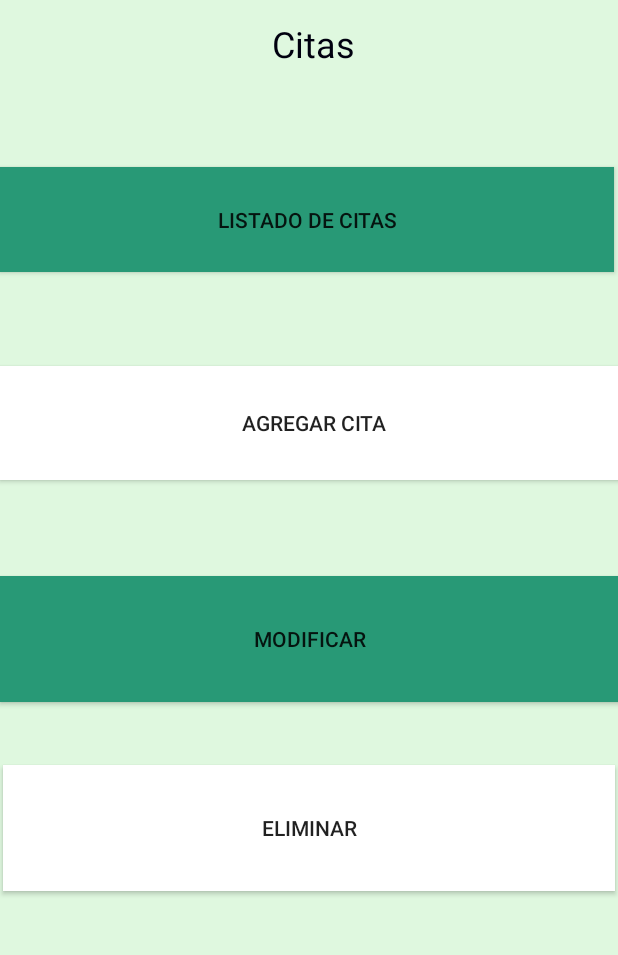
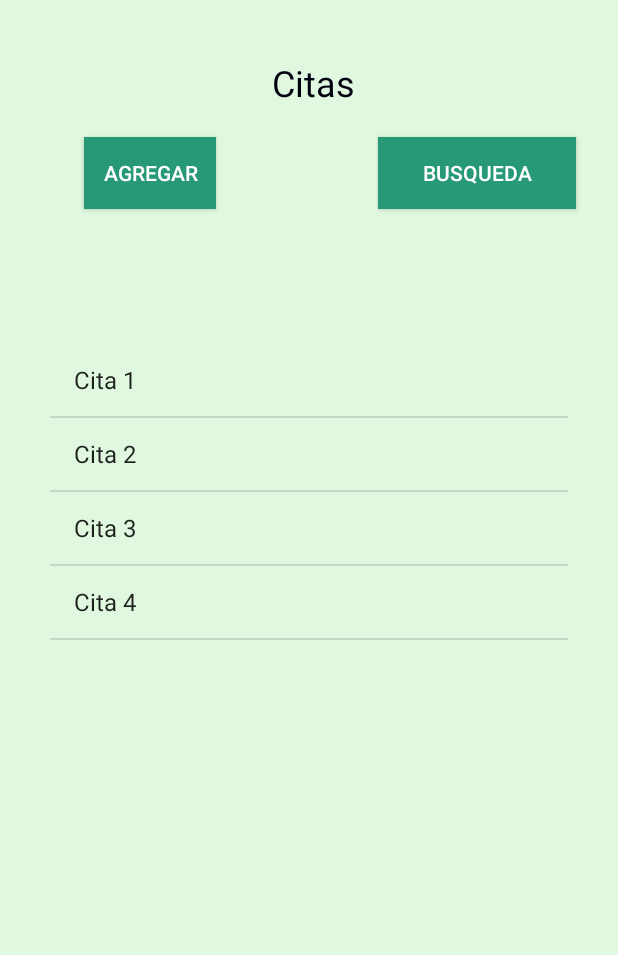
Before and after one commit to Samlmld/BYRN, an Android app: the fragment CitasFragment placed in its activity, on a phone screen of 412 x 824 dp, the part 84-1039 px from its top. Run offline under Robolectric (Android 15) with nearby library versions, the phone set to English and light mode, and no system bars; our stand-ins replace navigation-ui.

Commit message:
Cambios citas

```diff
--- a/app/src/main/java/com/example/byrn/CitasFragment.java
+++ b/app/src/main/java/com/example/byrn/CitasFragment.java
@@ -9,6 +9,12 @@ import androidx.fragment.app.Fragment;
 import android.view.LayoutInflater;
 import android.view.View;
 import android.view.ViewGroup;
+import android.widget.AdapterView;
+import android.widget.ArrayAdapter;
+import android.widget.Button;
+import android.widget.ListView;
+
+import java.util.ArrayList;
 
 
 /**
@@ -24,6 +30,8 @@ public class CitasFragment extends Fragment {
     // the fragment initialization parameters, e.g. ARG_ITEM_NUMBER
     private static final String ARG_PARAM1 = "param1";
     private static final String ARG_PARAM2 = "param2";
+
+    Button btnAgregarCita,btnBusquedaCita;
 
     // TODO: Rename and change types of parameters
     private String mParam1;
@@ -67,6 +75,25 @@ public class CitasFragment extends Fragment {
                              Bundle savedInstanceState) {
         // Inflate the layout for this fragment
         View vista = inflater.inflate(R.layout.fragment_citas, container, false);
+
+        // Botones
+        btnAgregarCita = vista.findViewById(R.id.btnAgregarCita);
+        btnBusquedaCita = vista.findViewById(R.id.btnBusquedaCita);
+
+        String[] data = {"Cita 1","Cita 2","Cita 3","Cita 4"};
+
+        final ArrayAdapter<String> adapter = new ArrayAdapter<String>(getContext(), android.R.layout.simple_list_item_1, data);
+
+        ListView lvCitas = (ListView) vista.findViewById(R.id.lvCitas);
+        lvCitas.setAdapter(adapter);
+
+        lvCitas.setOnItemClickListener(new AdapterView.OnItemClickListener() {
+            @Override
+            public void onItemClick(AdapterView<?> parent, View view, int position, long id) {
+
+            }
+        });
+
         return vista;
     }
 
--- a/app/src/main/res/layout/fragment_citas.xml
+++ b/app/src/main/res/layout/fragment_citas.xml
@@ -28,61 +28,49 @@
             android:textSize="24sp"
             app:layout_constraintBottom_toBottomOf="parent"
             app:layout_constraintEnd_toEndOf="parent"
+            app:layout_constraintHorizontal_bias="0.5"
             app:layout_constraintStart_toStartOf="parent"
             app:layout_constraintTop_toTopOf="parent"
-            app:layout_constraintVertical_bias="0.087" />
+            app:layout_constraintVertical_bias="0.12" />
+
+        <ListView
+            android:id="@+id/lvCitas"
+            android:layout_width="345dp"
+            android:layout_height="478dp"
+            app:layout_constraintBottom_toBottomOf="parent"
+            app:layout_constraintEnd_toEndOf="parent"
+            app:layout_constraintStart_toStartOf="parent"
+            app:layout_constraintTop_toTopOf="parent"
+            app:layout_constraintVertical_bias="0.824" />
 
         <Button
-            android:id="@+id/btnVerCitas"
-            android:layout_width="409dp"
-            android:layout_height="70dp"
-            android:background="@color/Barra"
-            android:text="Listado de Citas"
+            android:id="@+id/btnBusquedaCita"
+            android:layout_width="132dp"
+            android:layout_height="48dp"
+            android:background="#289976"
+            android:text="Busqueda"
+            android:textColor="@color/colorAccent"
             app:layout_constraintBottom_toBottomOf="parent"
             app:layout_constraintEnd_toEndOf="parent"
-            app:layout_constraintHorizontal_bias="0.112"
+            app:layout_constraintHorizontal_bias="0.899"
             app:layout_constraintStart_toStartOf="parent"
             app:layout_constraintTop_toTopOf="parent"
-            app:layout_constraintVertical_bias="0.222" />
+            app:layout_constraintVertical_bias="0.19" />
 
         <Button
-            android:id="@+id/button2"
-            android:layout_width="419dp"
-            android:layout_height="76dp"
-            android:background="@color/colorAccent"
-            android:text="Agregar Cita"
+            android:id="@+id/btnAgregarCita"
+            android:layout_width="wrap_content"
+            android:layout_height="wrap_content"
+            android:background="@color/Boton"
+            android:text="Agregar"
+            android:textColor="@color/colorAccent"
             app:layout_constraintBottom_toBottomOf="parent"
             app:layout_constraintEnd_toEndOf="parent"
-            app:layout_constraintHorizontal_bias="0.0"
+            app:layout_constraintHorizontal_bias="0.173"
             app:layout_constraintStart_toStartOf="parent"
             app:layout_constraintTop_toTopOf="parent"
-            app:layout_constraintVertical_bias="0.401" />
+            app:layout_constraintVertical_bias="0.19" />
 
-        <Button
-            android:id="@+id/button3"
-            android:layout_width="413dp"
-            android:layout_height="84dp"
-            android:background="@color/Barra"
-            android:text="Modificar"
-            app:layout_constraintBottom_toBottomOf="parent"
-            app:layout_constraintEnd_toEndOf="parent"
-            app:layout_constraintHorizontal_bias="0.0"
-            app:layout_constraintStart_toStartOf="parent"
-            app:layout_constraintTop_toTopOf="parent"
-            app:layout_constraintVertical_bias="0.595" />
-
-        <Button
-            android:id="@+id/button4"
-            android:layout_width="408dp"
-            android:layout_height="84dp"
-            android:background="@color/colorAccent"
-            android:text="Eliminar"
-            app:layout_constraintBottom_toBottomOf="parent"
-            app:layout_constraintEnd_toEndOf="parent"
-            app:layout_constraintHorizontal_bias="0.498"
-            app:layout_constraintStart_toStartOf="parent"
-            app:layout_constraintTop_toTopOf="parent"
-            app:layout_constraintVertical_bias="0.765" />
     </androidx.constraintlayout.widget.ConstraintLayout>
 
 </FrameLayout>
```
